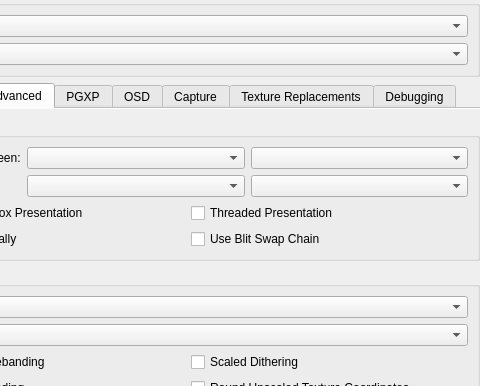
Qt form src/duckstation-qt/graphicssettingswidget.ui (stenzek/duckstation) before a commit; both pictures show x 104 to 584 and y 0 to 386 of the 584 by 477 pixel window.
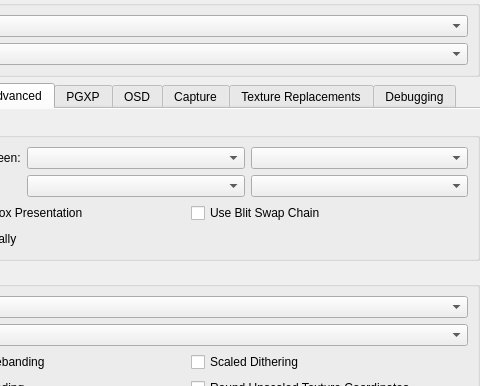
The same form after that commit. The open tabs and pages were chosen to show the change.

Commit message:
GPUDevice: Purge threaded presentation
Worse frame pacing, and GPU thread (when I finish it) will give
significantly faster performance on mobile anyway.

Patch:
```diff
--- a/src/duckstation-qt/graphicssettingswidget.ui
+++ b/src/duckstation-qt/graphicssettingswidget.ui
@@ -341,20 +341,6 @@
               </property>
              </widget>
             </item>
-            <item row="0" column="1">
-             <widget class="QCheckBox" name="threadedPresentation">
-              <property name="text">
-               <string>Threaded Presentation</string>
-              </property>
-             </widget>
-            </item>
-            <item row="1" column="1">
-             <widget class="QCheckBox" name="blitSwapChain">
-              <property name="text">
-               <string>Use Blit Swap Chain</string>
-              </property>
-             </widget>
-            </item>
             <item row="1" column="0">
              <widget class="QCheckBox" name="stretchDisplayVertically">
               <property name="text">
@@ -362,6 +348,13 @@
               </property>
              </widget>
             </item>
+            <item row="0" column="1">
+             <widget class="QCheckBox" name="blitSwapChain">
+              <property name="text">
+               <string>Use Blit Swap Chain</string>
+              </property>
+             </widget>
+            </item>
            </layout>
           </item>
           <item row="1" column="1">
```
The commit also changes 19 other files.
